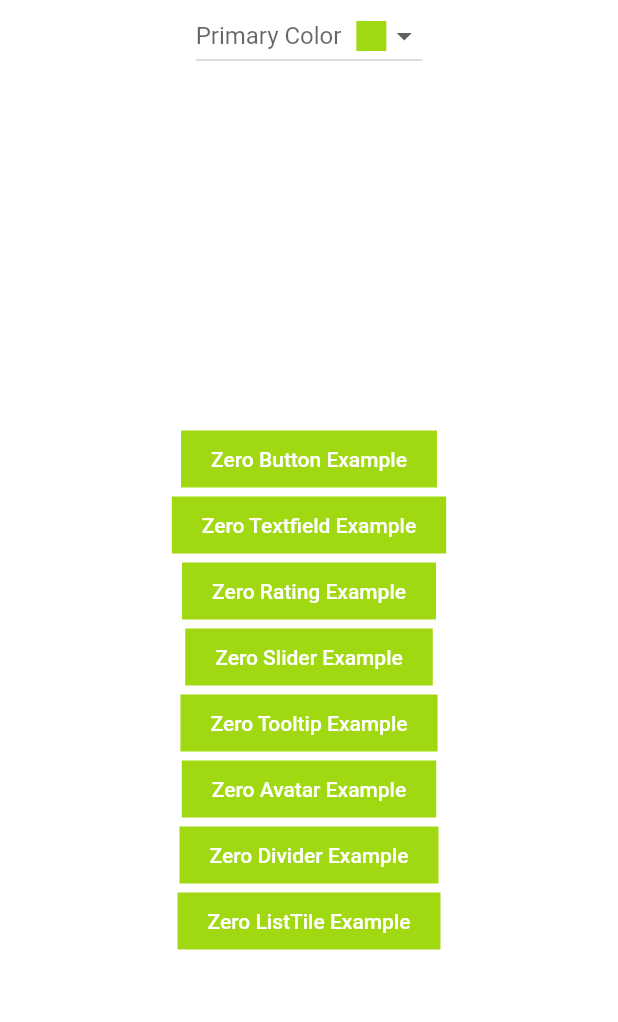
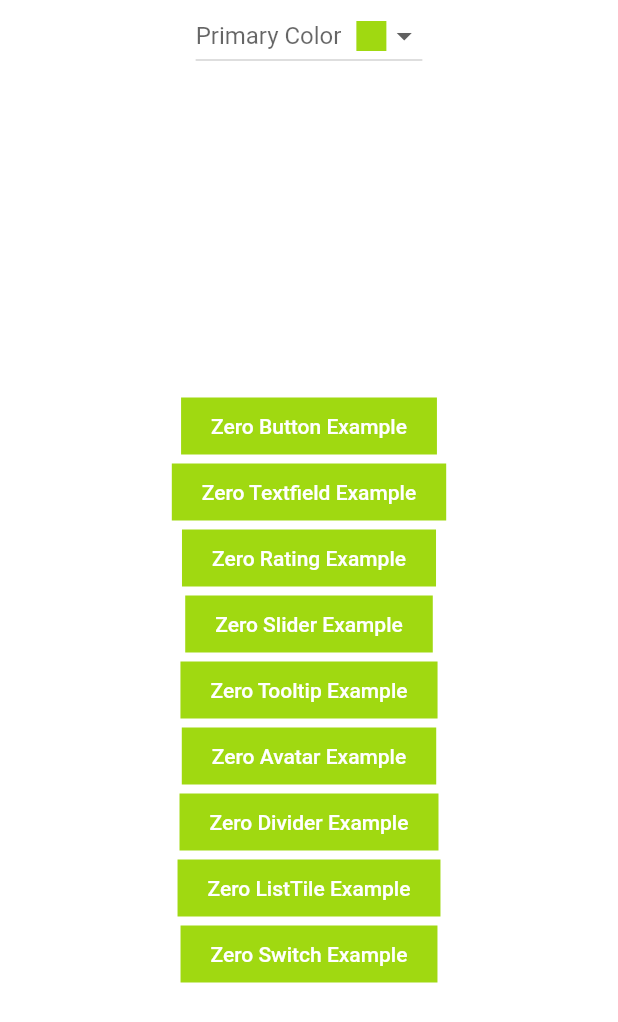
Before and after one commit to zero-one-group/zog-ui, a Flutter app: the screen it shows after launch, on a phone screen of 412 x 824 dp. Shown: the top 1022 px of the screen. Run offline on Flutter 3.47's test engine with Material 2 defaults, Android fonts, the phone set to English and light mode, and no system bars; our stand-ins replace dropdown_button2, flutter_slidable, flutter_svg.

Commit message:
feat: 42 implement switch mobile

```diff
--- a/packages/mobile/example/lib/main.dart
+++ b/packages/mobile/example/lib/main.dart
@@ -6,13 +6,10 @@ import 'package:zero_ui_mobile_example/component/switch/zero_switch_example.dart
 import 'package:zero_ui_mobile_example/component/tooltip/zero_tooltip_example.dart';
 
 import 'component/avatar/avatar_example.dart';
-import 'component/button/zero_button_example.dart';
 import 'component/divider/divider_example.dart';
 import 'component/listtile/listile_example.dart';
-import 'component/rating/zero_rating_example.dart';
 import 'component/slider/zero_slider_example.dart';
 import 'component/textfield/zero_textfield_example.dart';
-import 'component/tooltip/zero_tooltip_example.dart';
 
 void main() {
   runApp(const MyApp());
@@ -176,6 +173,16 @@ class Examples extends StatelessWidget {
             },
             text: 'Zero ListTile Example',
           ),
+          ZeroButton.primary(
+            onPressed: () {
+              Navigator.of(context).push(
+                MaterialPageRoute(
+                  builder: (context) => const ZeroSwitchExample(),
+                ),
+              );
+            },
+            text: 'Zero Switch Example',
+          ),
         ],
       ),
     );
--- a/packages/mobile/lib/zero_ui_mobile.dart
+++ b/packages/mobile/lib/zero_ui_mobile.dart
@@ -68,6 +68,11 @@ export './components/avatar/zero_avatar_group.dart';
 // divider
 export './components/divider/divider.dart';
 
+// switch
+export './components/switch/zero_switch.dart';
+export './components/switch/zero_switch_android.dart';
+export './components/switch/zero_switch_ios.dart';
+
 // types
 export './types/button_radius_type.dart';
 export './types/button_group_type.dart';
--- a/packages/mobile/widgetbook/widgetbook.dart
+++ b/packages/mobile/widgetbook/widgetbook.dart
@@ -56,6 +56,7 @@ class HotReload extends StatelessWidget {
             sliderWidgetbookComponenet,
             avatarWidgetbookComponent,
             dividerWidgetbookComponent,
+            switchWidgetbookComponent,
           ],
         ),
       ],
--- a/packages/mobile/widgetbook/widgetbook_component/avatar.dart
+++ b/packages/mobile/widgetbook/widgetbook_component/avatar.dart
@@ -1,4 +1,3 @@
-import 'package:flutter/material.dart';
 import 'package:widgetbook/widgetbook.dart';
 import 'package:zero_ui_mobile/zero_ui_mobile.dart';
 
--- a/packages/mobile/widgetbook/widgetbook_component/checkbox.dart
+++ b/packages/mobile/widgetbook/widgetbook_component/checkbox.dart
@@ -1,4 +1,3 @@
-import 'package:flutter/src/widgets/basic.dart';
 import 'package:widgetbook/widgetbook.dart';
 import 'package:zero_ui_mobile/zero_ui_mobile.dart';
 
--- a/packages/mobile/widgetbook/widgetbook_component/radio_group.dart
+++ b/packages/mobile/widgetbook/widgetbook_component/radio_group.dart
@@ -1,4 +1,3 @@
-import 'package:flutter/src/widgets/basic.dart';
 import 'package:widgetbook/widgetbook.dart';
 import 'package:zero_ui_mobile/zero_ui_mobile.dart';
 
--- a/packages/mobile/widgetbook/widgetbook_component/switch.dart
+++ b/packages/mobile/widgetbook/widgetbook_component/switch.dart
@@ -138,11 +138,11 @@ WidgetbookComponent switchWidgetbookComponent = WidgetbookComponent(
           ),
           activeThumbColor: context.knobs.options(
             label: 'Active Thumb Color',
-            options: _colorOptions.sublist(2),
+            options: _colorOptions.sublist(1),
           ),
           inactiveThumbColor: context.knobs.options(
             label: 'Inactive Thumb Color',
-            options: _colorOptions.sublist(2),
+            options: _colorOptions.sublist(1),
           ),
           onChanged: (value) {},
           isDisabled: context.knobs.boolean(label: 'Disabled'),
```
Also changed, not shown: packages/mobile/example/lib/component/switch/zero_switch_example.dart (+2 -6 lines), packages/mobile/lib/components/list/list_tile.dart (+7 -15 lines), packages/mobile/widgetbook/widgetbook_component/textfield.dart (+4 -4 lines), packages/mobile/example/pubspec.lock.
